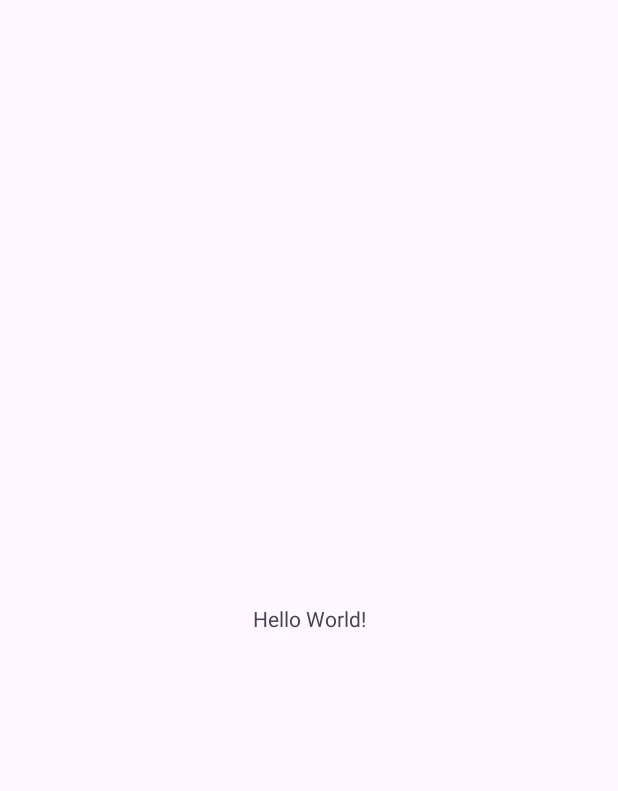
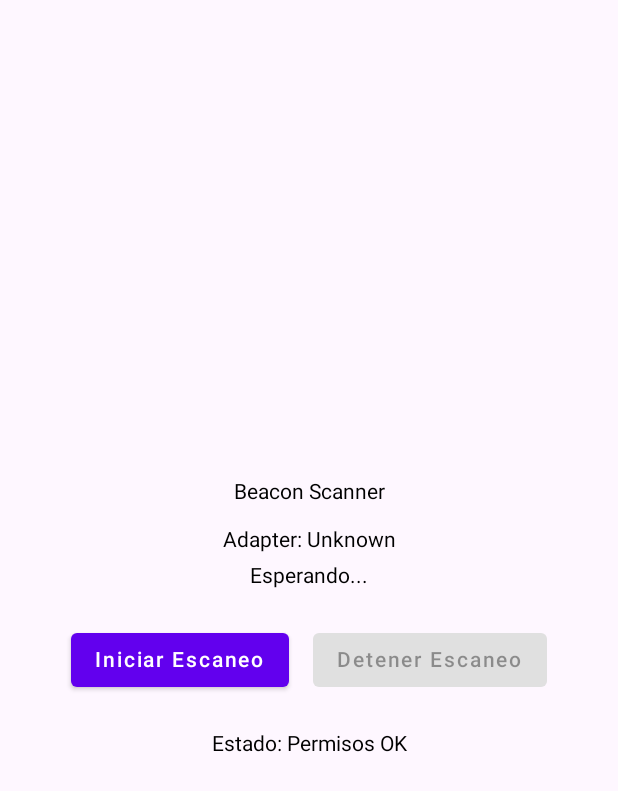
Before and after one commit to AnthonyM-ed/BeaconListener, an Android app built with Jetpack Compose: the screen it shows after launch (MainActivity), on a phone screen of 412 x 824 dp. Before the commit the part shown is almost empty. Shown: the top 791 px of the screen. Run offline under Robolectric (Android 15) with nearby library versions, the phone set to English and light mode, and no system bars.

Commit message:
Update project

```diff
--- a/app/src/main/java/com/example/beaconlistener/MainActivity.kt
+++ b/app/src/main/java/com/example/beaconlistener/MainActivity.kt
@@ -1,20 +1,187 @@
 package com.example.beaconlistener
 
+import android.Manifest
+import android.content.pm.PackageManager
+import android.os.Build
 import android.os.Bundle
-import androidx.activity.enableEdgeToEdge
-import androidx.appcompat.app.AppCompatActivity
-import androidx.core.view.ViewCompat
-import androidx.core.view.WindowInsetsCompat
+import android.util.Log
+import androidx.activity.ComponentActivity
+import androidx.activity.compose.setContent
+import androidx.activity.result.contract.ActivityResultContracts
+import androidx.compose.foundation.layout.*
+import androidx.compose.material.Button
+import androidx.compose.material.Text
+import androidx.compose.runtime.*
+import androidx.compose.ui.Alignment
+import androidx.compose.ui.Modifier
+import androidx.compose.ui.unit.dp
+import androidx.core.app.ActivityCompat
 
-class MainActivity : AppCompatActivity() {
+class MainActivity : ComponentActivity() {
+    private lateinit var beaconScanner: BeaconScanner
+    private var beaconState = mutableStateOf("Esperando...")
+    private var isScanning = mutableStateOf(false)
+    private var permissionsGranted = mutableStateOf(false)
+    private var adapterInfo = mutableStateOf("Adapter: No detectado")
+
+    // Permission launcher
+    private val requestPermissionLauncher = registerForActivityResult(
+        ActivityResultContracts.RequestMultiplePermissions()
+    ) { permissions ->
+        val allGranted = permissions.values.all { it }
+        permissionsGranted.value = allGranted
+
+        if (allGranted) {
+            Log.d("MainActivity", "All permissions granted")
+            // Update adapter info when permissions are granted
+            updateAdapterInfo()
+            // Automatically start scanning once permissions are granted
+            beaconScanner.startScanning()
+            isScanning.value = true
+        } else {
+            Log.e("MainActivity", "Not all permissions granted")
+            beaconState.value = "Permisos requeridos no otorgados"
+        }
+    }
+
     override fun onCreate(savedInstanceState: Bundle?) {
         super.onCreate(savedInstanceState)
-        enableEdgeToEdge()
-        setContentView(R.layout.activity_main)
-        ViewCompat.setOnApplyWindowInsetsListener(findViewById(R.id.main)) { v, insets ->
-            val systemBars = insets.getInsets(WindowInsetsCompat.Type.systemBars())
-            v.setPadding(systemBars.left, systemBars.top, systemBars.right, systemBars.bottom)
-            insets
+
+        beaconScanner = BeaconScanner(this) { beacon ->
+            runOnUiThread {
+                Log.d("MainActivity", "Beacon detectado: ${beacon.uuid}, Major: ${beacon.major}, Minor: ${beacon.minor}, Distancia: ${String.format("%.2f", beacon.distance)}m, Adapter: ${beacon.adapterName}")
+                if(beacon.deviceName == "JJ"){
+                    beaconState.value = "UUID: ${beacon.uuid}\nMajor: ${beacon.major}, Minor: ${beacon.minor}\nDistancia: ${String.format("%.2f", beacon.distance)}m\nRSSI: ${beacon.rssi} dBm\nAdapter: ${beacon.adapterName ?: "Unknown"}\nDevice: ${beacon.deviceName ?: "Unknown"}"
+                }
+            }
+        }
+
+        // Check and request permissions
+        checkAndRequestPermissions()
+
+        setContent {
+            BeaconScannerScreen(
+                beaconText = beaconState.value,
+                adapterInfo = adapterInfo.value,
+                isScanning = isScanning.value,
+                permissionsGranted = permissionsGranted.value,
+                onStartScan = {
+                    if (permissionsGranted.value) {
+                        beaconScanner.startScanning()
+                        isScanning.value = true
+                        beaconState.value = "Escaneando beacons..."
+                    } else {
+                        checkAndRequestPermissions()
+                    }
+                },
+                onStopScan = {
+                    beaconScanner.stopScanning()
+                    isScanning.value = false
+                    beaconState.value = "Escaneo detenido"
+                },
+                onRequestPermissions = { checkAndRequestPermissions() }
+            )
+        }
+    }
+
+    private fun checkAndRequestPermissions() {
+        val permissions = if (Build.VERSION.SDK_INT >= Build.VERSION_CODES.S) {
+            arrayOf(
+                Manifest.permission.BLUETOOTH_SCAN,
+                Manifest.permission.BLUETOOTH_CONNECT,
+                Manifest.permission.ACCESS_FINE_LOCATION
+            )
+        } else {
+            arrayOf(
+                Manifest.permission.ACCESS_FINE_LOCATION,
+                Manifest.permission.ACCESS_COARSE_LOCATION,
+                Manifest.permission.BLUETOOTH,
+                Manifest.permission.BLUETOOTH_ADMIN
+            )
+        }
+
+        val permissionsToRequest = permissions.filter { permission ->
+            ActivityCompat.checkSelfPermission(this, permission) != PackageManager.PERMISSION_GRANTED
+        }
+
+        if (permissionsToRequest.isEmpty()) {
+            permissionsGranted.value = true
+            updateAdapterInfo()
+            Log.d("MainActivity", "All permissions already granted")
+        } else {
+            Log.d("MainActivity", "Requesting permissions: ${permissionsToRequest.joinToString()}")
+            requestPermissionLauncher.launch(permissions)
+        }
+    }
+
+    private fun updateAdapterInfo() {
+        val adapterName = beaconScanner.getAdapterName()
+        adapterInfo.value = "Adapter: ${adapterName ?: "Unknown"}"
+    }
+
+    override fun onDestroy() {
+        super.onDestroy()
+        if (isScanning.value) {
+            beaconScanner.stopScanning()
         }
     }
 }
+
+@Composable
+fun BeaconScannerScreen(
+    beaconText: String,
+    adapterInfo: String,
+    isScanning: Boolean,
+    permissionsGranted: Boolean,
+    onStartScan: () -> Unit,
+    onStopScan: () -> Unit,
+    onRequestPermissions: () -> Unit
+) {
+    Column(
+        modifier = Modifier
+            .fillMaxSize()
+            .padding(24.dp),
+        horizontalAlignment = Alignment.CenterHorizontally,
+        verticalArrangement = Arrangement.Center
+    ) {
+        Text(text = "Beacon Scanner")
+        Spacer(modifier = Modifier.height(16.dp))
+
+        // Mostrar información del adapter
+        Text(text = adapterInfo)
+        Spacer(modifier = Modifier.height(8.dp))
+
+        Text(text = beaconText)
+        Spacer(modifier = Modifier.height(24.dp))
+
+        if (!permissionsGranted) {
+            Button(onClick = onRequestPermissions) {
+                Text(text = "Solicitar Permisos")
+            }
+        } else {
+            Row(
+                horizontalArrangement = Arrangement.spacedBy(16.dp)
+            ) {
+                Button(
+                    onClick = onStartScan,
+                    enabled = !isScanning
+                ) {
+                    Text(text = if (isScanning) "Escaneando..." else "Iniciar Escaneo")
+                }
+
+                Button(
+                    onClick = onStopScan,
+                    enabled = isScanning
+                ) {
+                    Text(text = "Detener Escaneo")
+                }
+            }
+        }
+
+        Spacer(modifier = Modifier.height(16.dp))
+        Text(
+            text = "Estado: ${if (permissionsGranted) "Permisos OK" else "Permisos requeridos"}",
+            modifier = Modifier.padding(top = 8.dp)
+        )
+    }
+}
--- a/gradle/libs.versions.toml
+++ b/gradle/libs.versions.toml
@@ -23,3 +23,4 @@ androidx-constraintlayout = { group = "androidx.constraintlayout", name = "const
 [plugins]
 android-application = { id = "com.android.application", version.ref = "agp" }
 kotlin-android = { id = "org.jetbrains.kotlin.android", version.ref = "kotlin" }
+compose-compiler = { id = "org.jetbrains.kotlin.plugin.compose", version.ref = "kotlin" }
```
Also changed, not shown: app/build.gradle.kts (+9 -0 lines), app/src/main/AndroidManifest.xml (+7 -0 lines), app/src/main/java/com/example/beaconlistener/BeaconScanner.kt (added, +261 -0 lines).
